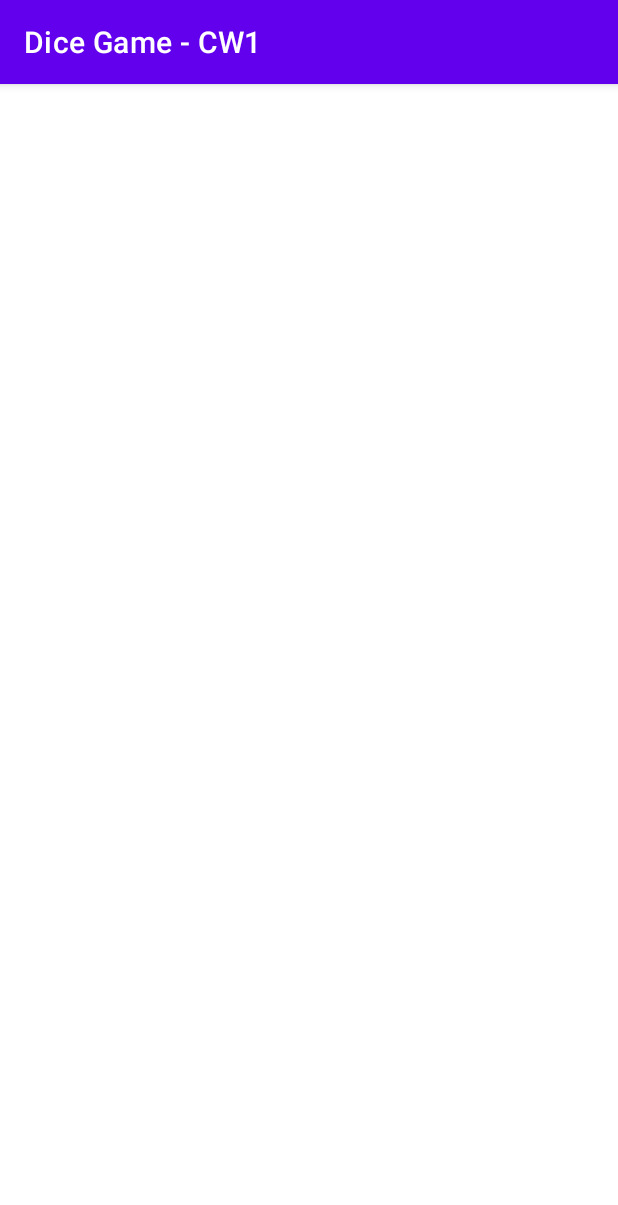
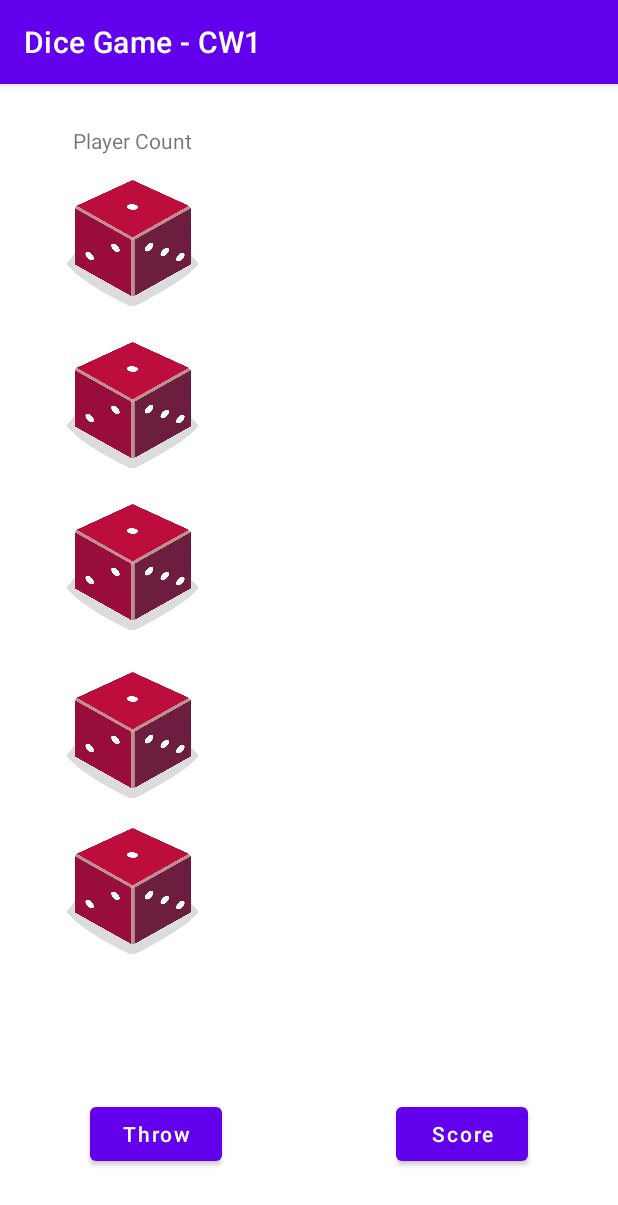
Before and after one commit to Thushara-Piyasekara/LuckyDice, an Android app: the GameScreen screen opened directly, with no data from a screen before it, on a phone screen of 412 x 824 dp. Shown: the top 1205 px of the screen. Run offline under Robolectric (Android 15) with nearby library versions, the phone set to English and light mode, and no system bars.

Commit message:
One set of dices rolls and outputs random numbers. TODO - Have to implement the score board and polish up the methods

```diff
--- /dev/null
+++ b/app/src/main/java/com/example/dicegame_cw1/Dice.kt
@@ -0,0 +1,41 @@
+package com.example.dicegame_cw1
+
+import android.widget.ImageButton
+import kotlin.random.Random
+
+class Dice//Constructor for the Dice object
+    (private val imageButt: ImageButton) {
+    private var numOfSides: Int = 6
+    private var headVal: Int = 0
+    private var count: Int = 0
+
+    private val diceImagesArr = listOf(
+        R.drawable.dice_1,
+        R.drawable.dice_2,
+        R.drawable.dice_3,
+        R.drawable.dice_4,
+        R.drawable.dice_5,
+        R.drawable.dice_6
+    )
+
+    init {
+        this.imageButt.setBackgroundResource(R.drawable.dice_1)
+    }
+
+    //Assigns a random number between 1-6 to the Dice object
+    fun roll() {
+        headVal = Random.nextInt(1, numOfSides + 1)
+        this.imageButt.setBackgroundResource(diceImagesArr[headVal-1])
+        count += headVal
+    }
+
+    //Returns the image button of the respective Dice object
+    fun getImgButt():ImageButton {
+        return this.imageButt
+    }
+
+    fun getHeadVal():Int {
+        return headVal
+    }
+
+}
--- a/app/src/main/java/com/example/dicegame_cw1/GameScreen.kt
+++ b/app/src/main/java/com/example/dicegame_cw1/GameScreen.kt
@@ -2,12 +2,36 @@ package com.example.dicegame_cw1
 
 import androidx.appcompat.app.AppCompatActivity
 import android.os.Bundle
+import android.os.Handler
+import android.os.Looper
+import android.view.animation.AnimationUtils
+import android.widget.Button
+import android.widget.ImageButton
 
 class GameScreen : AppCompatActivity() {
     override fun onCreate(savedInstanceState: Bundle?) {
         super.onCreate(savedInstanceState)
         setContentView(R.layout.activity_game_screen)
 
+        val throwButt = findViewById<Button>(R.id.throwButt)
+        val rotateAnim = AnimationUtils.loadAnimation(this, R.anim.rotate_anim)
 
+        val dice1= Dice(findViewById<ImageButton>(R.id.dice1))
+        val dice2= Dice(findViewById<ImageButton>(R.id.dice2))
+        val dice3= Dice(findViewById<ImageButton>(R.id.dice3))
+        val dice4= Dice(findViewById<ImageButton>(R.id.dice4))
+        val dice5= Dice(findViewById<ImageButton>(R.id.dice5))
+
+        val humanDices = listOf<Dice>(dice1,dice2,dice3,dice4,dice5)
+
+
+        throwButt.setOnClickListener {
+            for (dice in humanDices) {
+                dice.getImgButt().startAnimation(rotateAnim)
+                Handler(Looper.getMainLooper()).postDelayed({
+                    dice.roll()
+                }, 1000)
+            }
+        }
     }
 }
--- a/app/src/main/java/com/example/dicegame_cw1/MainActivity.kt
+++ b/app/src/main/java/com/example/dicegame_cw1/MainActivity.kt
@@ -23,10 +23,12 @@ class MainActivity : AppCompatActivity() {
 
         //Setting actionListener for "New Game" button
         val newGameButt = findViewById<Button>(R.id.newGameButt)
+
         newGameButt.setOnClickListener {
             val intent = Intent(this, GameScreen::class.java)
             startActivity(intent)
         }
+
     }
 
 
--- /dev/null
+++ b/app/src/main/res/anim/rotate_anim.xml
@@ -0,0 +1,11 @@
+<?xml version="1.0" encoding="utf-8"?>
+<set xmlns:android="http://schemas.android.com/apk/res/android">
+    <rotate android:fromDegrees="0"
+            android:toDegrees="300"
+            android:pivotX="50%"
+            android:pivotY="50%"
+            android:duration="1000"
+            android:repeatMode="restart"
+            android:repeatCount="1"
+            android:interpolator="@android:anim/cycle_interpolator"/>
+</set>
--- a/app/src/main/res/layout/activity_game_screen.xml
+++ b/app/src/main/res/layout/activity_game_screen.xml
@@ -1,8 +1,101 @@
 <?xml version="1.0" encoding="utf-8"?>
 <androidx.constraintlayout.widget.ConstraintLayout xmlns:android="http://schemas.android.com/apk/res/android"
+        xmlns:app="http://schemas.android.com/apk/res-auto"
         xmlns:tools="http://schemas.android.com/tools"
         android:layout_width="match_parent"
         android:layout_height="match_parent"
         tools:context=".GameScreen">
 
+    <Button
+            android:text="Score"
+            android:layout_width="wrap_content"
+            android:layout_height="wrap_content"
+            android:id="@+id/scoreButt"
+            android:textAllCaps="false"
+            app:layout_constraintBottom_toBottomOf="parent"
+            android:layout_marginEnd="60dp"
+            android:layout_marginBottom="44dp"
+            app:layout_constraintEnd_toEndOf="parent" />
+
+    <Button
+            android:text="Throw"
+            android:layout_width="wrap_content"
+            android:layout_height="wrap_content"
+            android:id="@+id/throwButt"
+            android:textAllCaps="false"
+            app:layout_constraintStart_toStartOf="parent"
+            app:layout_constraintBottom_toBottomOf="parent"
+            android:layout_marginStart="60dp"
+            android:layout_marginBottom="44dp" />
+
+    <ImageButton
+            android:layout_width="87dp"
+            android:layout_height="84dp"
+            android:id="@+id/dice1"
+            app:layout_constraintStart_toStartOf="parent"
+            app:layout_constraintEnd_toEndOf="parent"
+            app:layout_constraintHorizontal_bias="0.138"
+            app:layout_constraintTop_toTopOf="parent"
+            android:layout_marginTop="64dp"
+            android:scaleType="fitCenter"
+            android:contentDescription="TODO" />
+
+    <ImageButton
+            android:layout_width="87dp"
+            android:layout_height="84dp"
+            android:id="@+id/dice2"
+            app:layout_constraintStart_toStartOf="parent"
+            app:layout_constraintEnd_toEndOf="parent"
+            app:layout_constraintHorizontal_bias="0.138"
+            app:layout_constraintTop_toTopOf="parent"
+            android:layout_marginTop="172dp"
+            android:scaleType="fitCenter"
+            android:contentDescription="TODO" />
+
+    <ImageButton
+            android:layout_width="87dp"
+            android:layout_height="84dp"
+            android:id="@+id/dice4"
+            app:layout_constraintStart_toStartOf="parent"
+            app:layout_constraintEnd_toEndOf="parent"
+            app:layout_constraintHorizontal_bias="0.138"
+            app:layout_constraintTop_toTopOf="parent"
+            android:layout_marginTop="392dp"
+            android:scaleType="fitCenter"
+            android:contentDescription="TODO" />
+
+    <ImageButton
+            android:layout_width="87dp"
+            android:layout_height="84dp"
+            android:id="@+id/dice3"
+            app:layout_constraintStart_toStartOf="parent"
+            app:layout_constraintEnd_toEndOf="parent"
+            app:layout_constraintHorizontal_bias="0.138"
+            app:layout_constraintTop_toTopOf="parent"
+            android:layout_marginTop="280dp"
+            android:scaleType="fitCenter"
+            android:contentDescription="TODO" />
+
+    <ImageButton
+            android:layout_width="87dp"
+            android:layout_height="84dp"
+            android:id="@+id/dice5"
+            app:layout_constraintStart_toStartOf="parent"
+            app:layout_constraintEnd_toEndOf="parent"
+            app:layout_constraintHorizontal_bias="0.138"
+            app:layout_constraintTop_toTopOf="parent"
+            android:layout_marginTop="496dp"
+            android:scaleType="fitCenter"
+            android:contentDescription="TODO" />
+
+    <TextView
+            android:text="Player Count"
+            android:layout_width="wrap_content"
+            android:layout_height="wrap_content"
+            app:layout_constraintTop_toTopOf="parent"
+            android:layout_marginTop="28dp"
+            android:id="@+id/counterHuman"
+            app:layout_constraintEnd_toEndOf="parent"
+            android:layout_marginEnd="284dp" />
+
 </androidx.constraintlayout.widget.ConstraintLayout>
--- a/app/src/main/res/values/strings.xml
+++ b/app/src/main/res/values/strings.xml
@@ -5,4 +5,5 @@
     <string name="new_game">New Game</string>
     <string name="about_plagarism">I confirm that I understand what plagiarism is and have read and understood the section on Assessment Offences in the Essential Information for Students. The work that I have submitted is entirely my own. Any work from other authors is duly referenced and acknowledged.</string>
     <string name="ok">OK</string>
+    <string name="aboutHeader">About</string>
 </resources>
```
Also changed, not shown: app/src/main/res/drawable/dice_1.png (added), app/src/main/res/drawable/dice_2.png (added), app/src/main/res/drawable/dice_3.png (added), app/src/main/res/drawable/dice_4.png (added), app/src/main/res/drawable/dice_5.png (added), app/src/main/res/drawable/dice_6.png (added).
